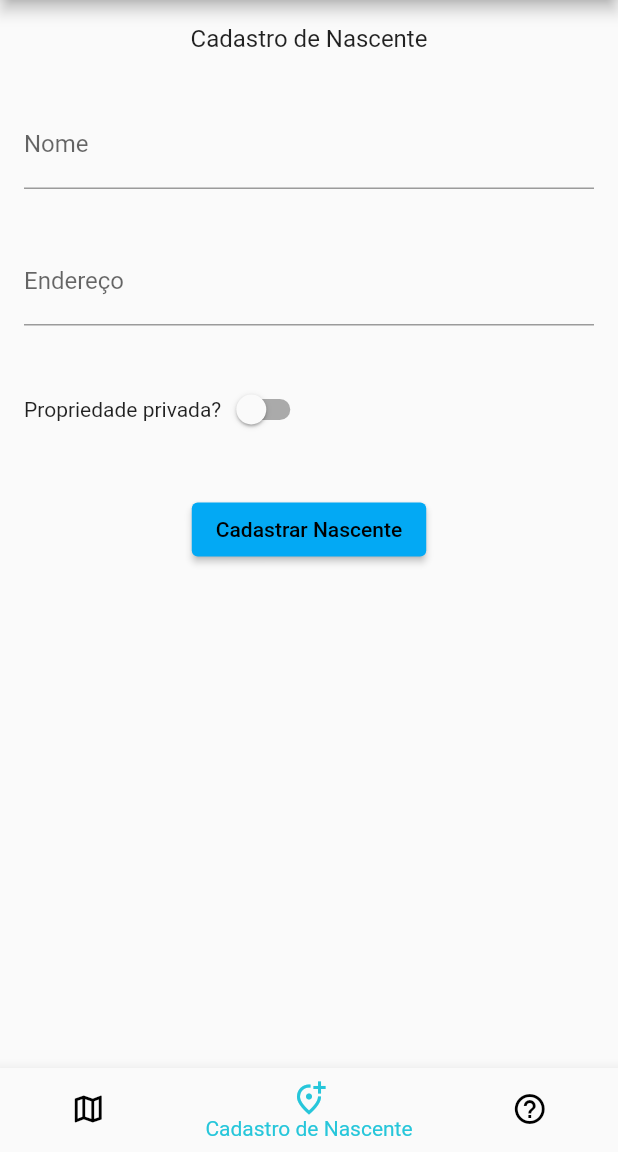
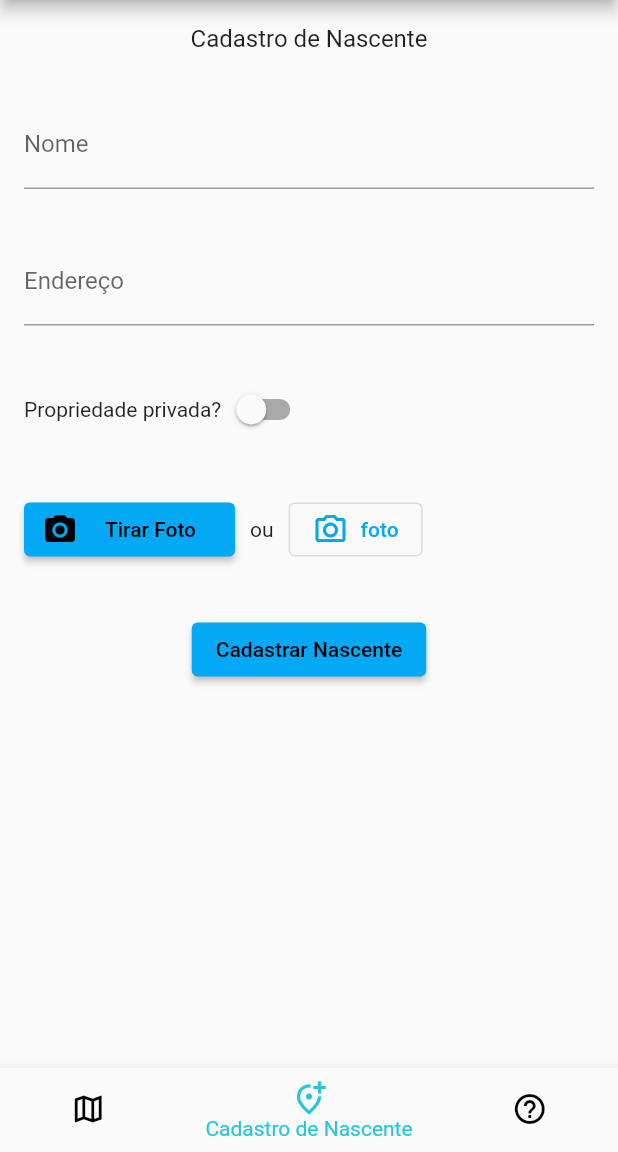
Before and after one commit to luancmj/agua_para_todos, a Flutter app: the screen it shows after launch, item 2 of the bottom bar chosen, on a phone screen of 412 x 824 dp, the part 84-1236 px from its top. Run offline on Flutter 3.47's test engine with Material 2 defaults, Android fonts, the phone set to English and light mode, and no system bars; our stand-ins replace cloud_firestore, firebase_core, geolocator, google_maps_flutter; missing offline and left inert: flutter_config; accounts and stored records are empty.

Commit message:
Add camera plugins and create upload field.

```diff
--- a/lib/pages/source_form_page.dart
+++ b/lib/pages/source_form_page.dart
@@ -101,6 +101,30 @@ class SourceFormPageState extends State<SourceFormPage> {
             )
           ),
           Padding(
+            padding: const EdgeInsets.symmetric(horizontal: 16, vertical: 16),
+            child: Row(
+              children: [
+                ElevatedButton.icon(
+                  label: const Padding(
+                    padding: EdgeInsets.all(10),
+                    child: Text('Tirar Foto'),
+                    ),
+                  icon: const Icon(Icons.camera_alt),
+                  onPressed: (){},
+                ),
+                const Padding(
+                  padding: EdgeInsets.all(10),
+                  child: Text('ou'),
+                ),
+                OutlinedButton.icon(
+                  label: const Text('foto'),
+                  icon: const Icon(Icons.camera_alt_outlined),
+                  onPressed: (){},
+                )
+              ],
+            )
+          ),
+          Padding(
             padding: const EdgeInsets.symmetric(vertical: 16),
             child: ElevatedButton(
               onPressed: _getCurrentPosition,
--- a/lib/widgets/source_details.dart
+++ b/lib/widgets/source_details.dart
@@ -1,9 +1,11 @@
 import 'package:agua_para_todos/models/water_source.dart';
 import 'package:flutter/material.dart';
 
+
+@immutable
 class SourceDetail extends StatelessWidget {
-  WaterSource source;
-  SourceDetail({Key? key, required this.source}) : super(key: key);
+  final WaterSource source;
+  const SourceDetail({Key? key, required this.source}) : super(key: key);
 
   @override
   Widget build(BuildContext context){
--- a/pubspec.yaml
+++ b/pubspec.yaml
@@ -44,6 +44,9 @@ dependencies:
   flutter_config: ^2.0.2
   firebase_core: ^2.15.0
   cloud_firestore: ^4.8.4
+  firebase_storage: ^11.2.5
+  image_picker: ^1.0.1
+  camera_camera: ^3.0.0
 
 dev_dependencies:
   flutter_test:
```
Also changed, not shown: lib/pages/source_page.dart (+5 -3 lines), pubspec.lock, 7 other files.
